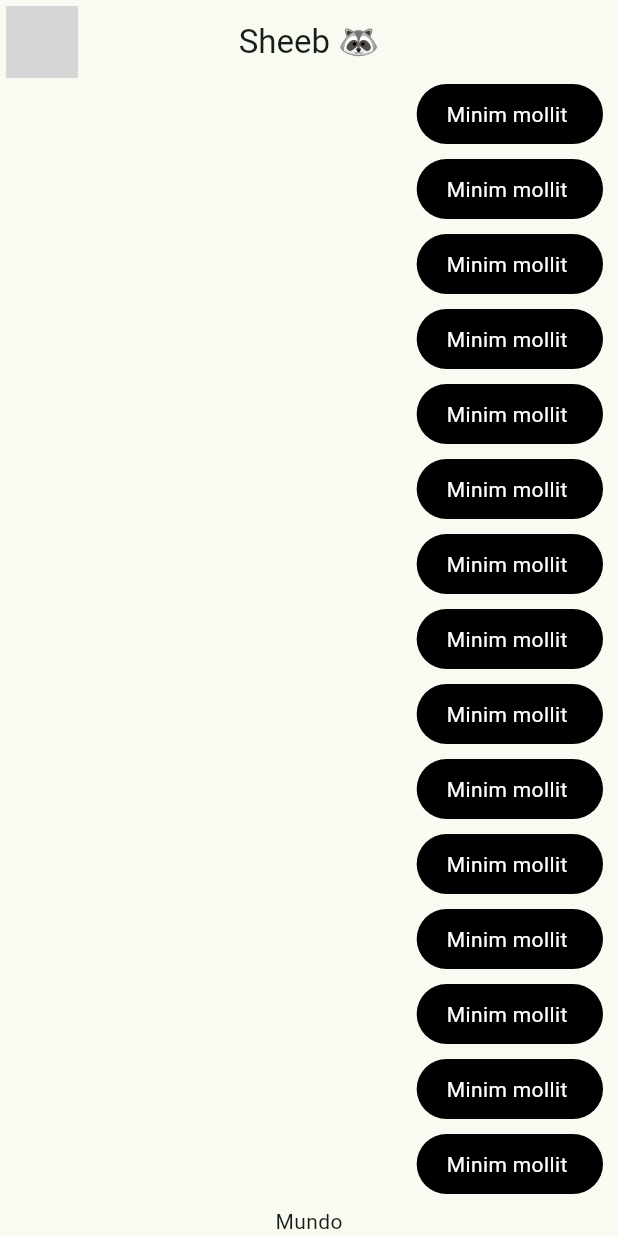
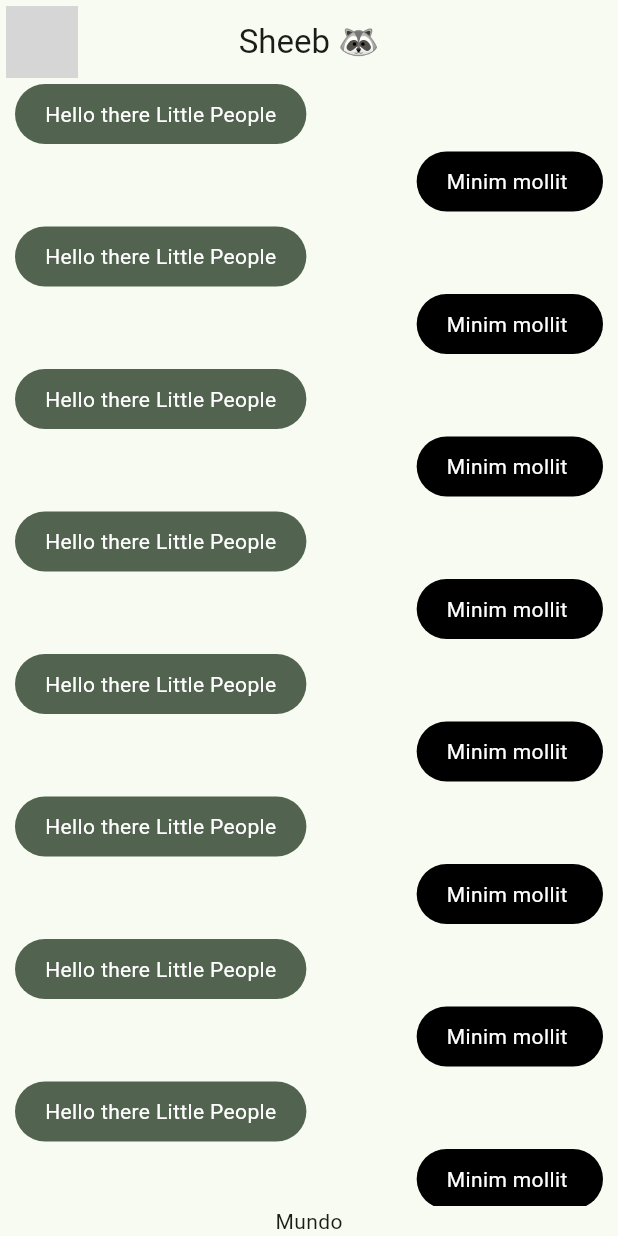
Before and after one commit to SheebSuka/yes_no_app, a Flutter app: the screen it shows after launch, on a phone screen of 412 x 824 dp. Run offline on Flutter 3.47's test engine with Material 3 defaults, Android fonts, the phone set to English and light mode, and no system bars; network calls fail; grey boxes are pictures that could not be loaded.

Commit message:
Se creo el acceso a los mensajes en el chat.

```diff
--- a/lib/presentation/screens/chat/chat_screen.dart
+++ b/lib/presentation/screens/chat/chat_screen.dart
@@ -1,4 +1,5 @@
 import 'package:flutter/material.dart';
+import 'package:yes_no_app/presentation/widgets/chat/her_message_bubble.dart';
 import 'package:yes_no_app/presentation/widgets/chat/my_message_bubble.dart';
 
 class ChatScreen extends StatelessWidget {
@@ -36,7 +37,10 @@ class _ChatView extends StatelessWidget {
                 child: ListView.builder(
               itemCount: 101,
               itemBuilder: (context, index) {
-                return const MyMessageBubble();
+                return (index % 2 == 0)
+                    ? const HerMessageBubble()
+                    : const MyMessageBubble();
+                //return const MyMessageBubble();
               },
             )),
             Text('Mundo')
--- a/lib/presentation/widgets/chat/her_message_bubble.dart
+++ b/lib/presentation/widgets/chat/her_message_bubble.dart
@@ -8,20 +8,22 @@ class HerMessageBubble extends StatelessWidget {
     final colors = Theme.of(context).colorScheme;
 
     return Column(
-      crossAxisAlignment: CrossAxisAlignment.end,
+      crossAxisAlignment: CrossAxisAlignment.start,
       children: [
         Container(
           decoration: BoxDecoration(
-              color: colors.primary, borderRadius: BorderRadius.circular(20)),
+              color: colors.secondary, borderRadius: BorderRadius.circular(20)),
           child: const Padding(
             padding: EdgeInsets.symmetric(horizontal: 20, vertical: 10),
             child: Text(
-              'Minim mollit ',
+              'Hello there Little People',
               style: TextStyle(color: Colors.white),
             ),
           ),
         ),
-        const SizedBox(height: 10)
+        const SizedBox(height: 5)
+
+        //todo: Image
       ],
     );
   }
```
